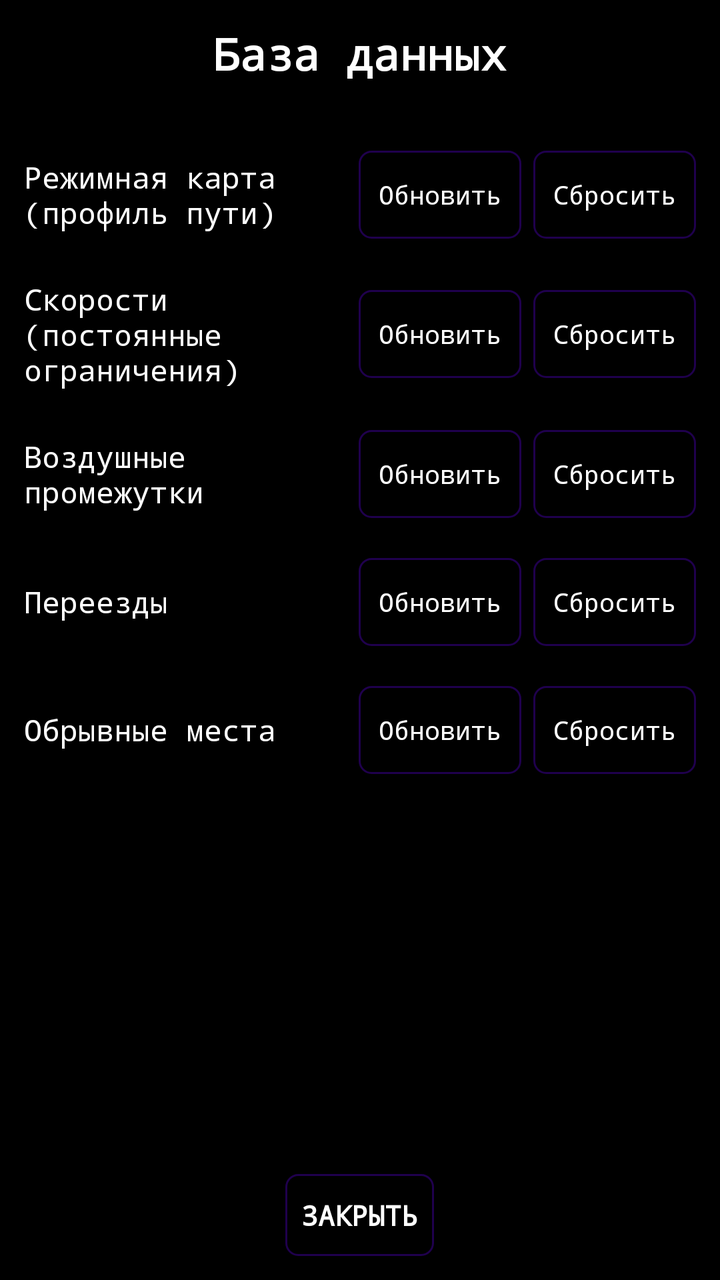
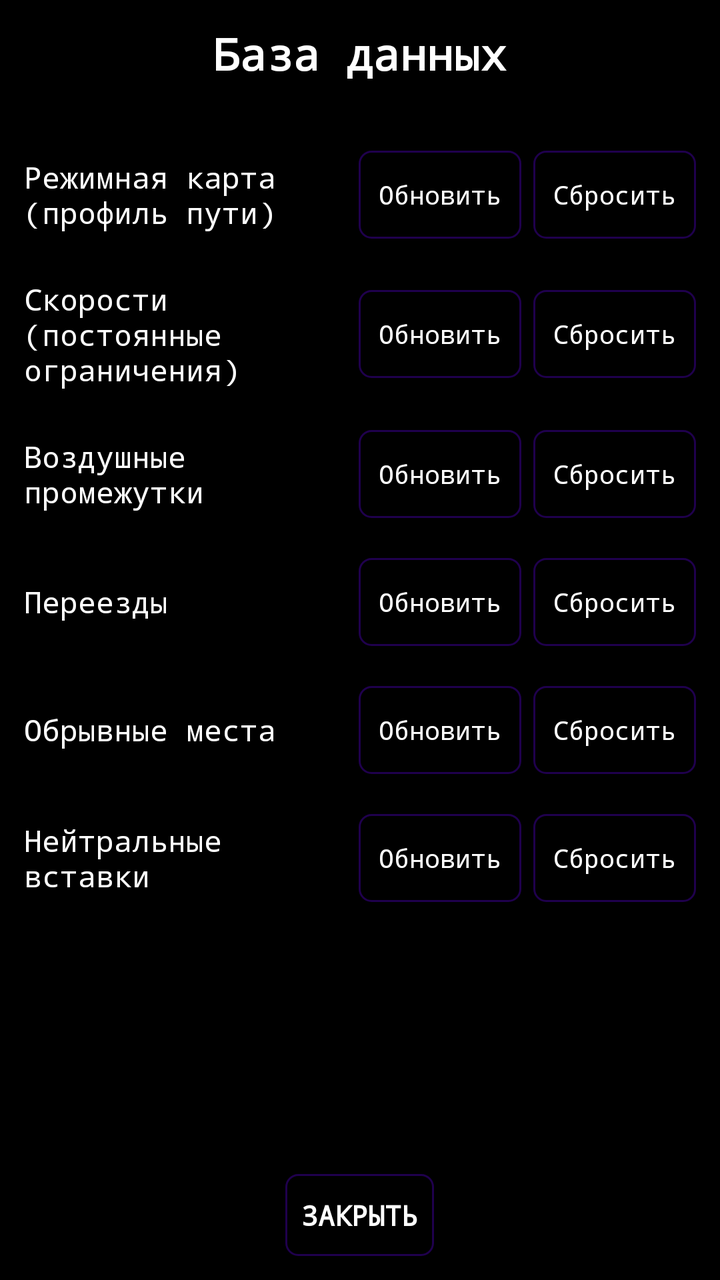

An Android layout rendered at two revisions. The XML below is the earlier revision; the diff shows what the commit changed to produce the second picture.
<!-- AndroidManifest.xml: application theme Theme.TrainDriverApp -->
<!-- res/layout/activity_database.xml -->
<?xml version="1.0" encoding="utf-8"?>
<LinearLayout xmlns:android="http://schemas.android.com/apk/res/android"
    android:layout_width="match_parent"
    android:layout_height="match_parent"
    android:background="#000000"
    android:orientation="vertical">

    <TextView
        android:layout_width="match_parent"
        android:layout_height="wrap_content"
        android:text="База данных"
        android:textColor="#FFFFFF"
        android:textStyle="bold"
        android:fontFamily="monospace"
        android:textSize="22sp"
        android:gravity="center"
        android:paddingTop="12dp"
        android:paddingBottom="12dp" />

    <ScrollView
        android:layout_width="match_parent"
        android:layout_height="0dp"
        android:layout_weight="1">

        <LinearLayout
            android:layout_width="match_parent"
            android:layout_height="wrap_content"
            android:orientation="vertical"
            android:padding="12dp">

            
            <LinearLayout style="@style/DatabaseRow">
                <TextView style="@style/DatabaseRowLabel" android:text="Режимная карта (профиль пути)" />
                <TextView android:id="@+id/reliefStatusText" style="@style/DatabaseRowStatus" />
                <Button android:id="@+id/reliefUpdateButton" style="@style/MenuButtonSmall" android:text="Обновить" />
                <Button android:id="@+id/reliefResetButton" style="@style/MenuButtonSmall" android:text="Сбросить" android:layout_marginStart="6dp" />
            </LinearLayout>

            
            <LinearLayout style="@style/DatabaseRow">
                <TextView style="@style/DatabaseRowLabel" android:text="Скорости (постоянные ограничения)" />
                <TextView android:id="@+id/speedStatusText" style="@style/DatabaseRowStatus" />
                <Button android:id="@+id/speedUpdateButton" style="@style/MenuButtonSmall" android:text="Обновить" />
                <Button android:id="@+id/speedResetButton" style="@style/MenuButtonSmall" android:text="Сбросить" android:layout_marginStart="6dp" />
            </LinearLayout>

            
            <LinearLayout style="@style/DatabaseRow">
                <TextView style="@style/DatabaseRowLabel" android:text="Воздушные промежутки" />
                <TextView android:id="@+id/airGapStatusText" style="@style/DatabaseRowStatus" />
                <Button android:id="@+id/airGapUpdateButton" style="@style/MenuButtonSmall" android:text="Обновить" />
                <Button android:id="@+id/airGapResetButton" style="@style/MenuButtonSmall" android:text="Сбросить" android:layout_marginStart="6dp" />
            </LinearLayout>

            
            <LinearLayout style="@style/DatabaseRow">
                <TextView style="@style/DatabaseRowLabel" android:text="Переезды" />
                <TextView android:id="@+id/crossingStatusText" style="@style/DatabaseRowStatus" />
                <Button android:id="@+id/crossingUpdateButton" style="@style/MenuButtonSmall" android:text="Обновить" />
                <Button android:id="@+id/crossingResetButton" style="@style/MenuButtonSmall" android:text="Сбросить" android:layout_marginStart="6dp" />
            </LinearLayout>

            
            <LinearLayout style="@style/DatabaseRow">
                <TextView style="@style/DatabaseRowLabel" android:text="Обрывные места" />
                <TextView android:id="@+id/washoutStatusText" style="@style/DatabaseRowStatus" />
                <Button android:id="@+id/washoutUpdateButton" style="@style/MenuButtonSmall" android:text="Обновить" />
                <Button android:id="@+id/washoutResetButton" style="@style/MenuButtonSmall" android:text="Сбросить" android:layout_marginStart="6dp" />
            </LinearLayout>

        </LinearLayout>
    </ScrollView>

    <Button
        android:id="@+id/databaseCloseButton"
        style="@style/HeaderToggleButton"
        android:layout_width="wrap_content"
        android:layout_height="wrap_content"
        android:layout_gravity="center"
        android:layout_margin="12dp"
        android:text="ЗАКРЫТЬ" />

</LinearLayout>
<!-- resources referenced by this layout -->
<resources>
  <style name="DatabaseRow">
          <item name="android:layout_width">match_parent</item>
          <item name="android:layout_height">wrap_content</item>
          <item name="android:orientation">horizontal</item>
          <item name="android:gravity">center_vertical</item>
          <item name="android:paddingTop">10dp</item>
          <item name="android:paddingBottom">10dp</item>
      </style>
  <style name="DatabaseRowLabel">
          <item name="android:layout_width">0dp</item>
          <item name="android:layout_height">wrap_content</item>
          <item name="android:layout_weight">1</item>
          <item name="android:textColor">#FFFFFF</item>
          <item name="android:fontFamily">monospace</item>
          <item name="android:textSize">15sp</item>
      </style>
  <style name="DatabaseRowStatus">
          <item name="android:layout_width">wrap_content</item>
          <item name="android:layout_height">wrap_content</item>
          <item name="android:fontFamily">monospace</item>
          <item name="android:textSize">12sp</item>
          <item name="android:layout_marginEnd">10dp</item>
      </style>
  <style name="HeaderToggleButton" parent="Widget.AppCompat.Button.Borderless">
          <item name="android:layout_width">wrap_content</item>
          <item name="android:layout_height">wrap_content</item>
          <item name="android:minWidth">0dp</item>
          <item name="android:minHeight">40dp</item>
          <item name="android:background">@drawable/bg_header_toggle</item>
          <item name="android:paddingStart">8dp</item>
          <item name="android:paddingEnd">8dp</item>
          <item name="android:paddingTop">5dp</item>
          <item name="android:paddingBottom">5dp</item>
          <item name="android:textColor">#FFFFFF</item>
          <item name="android:textStyle">bold</item>
          <item name="android:fontFamily">monospace</item>
          <item name="android:textSize">14sp</item>
          <item name="android:textAllCaps">false</item>
      </style>
  <style name="MenuButtonSmall" parent="Widget.AppCompat.Button.Borderless">
          <item name="android:layout_width">wrap_content</item>
          <item name="android:layout_height">44dp</item>
          <item name="android:minWidth">0dp</item>
          <item name="android:background">@drawable/bg_header_toggle</item>
          <item name="android:paddingStart">10dp</item>
          <item name="android:paddingEnd">10dp</item>
          <item name="android:textColor">#FFFFFF</item>
          <item name="android:fontFamily">monospace</item>
          <item name="android:textSize">13sp</item>
          <item name="android:textAllCaps">false</item>
      </style>
  <style name="Theme.TrainDriverApp" parent="Theme.MaterialComponents.DayNight.NoActionBar" />
  <!-- drawable bg_header_toggle (drawable) -->
  <?xml version="1.0" encoding="utf-8"?>
  <shape xmlns:android="http://schemas.android.com/apk/res/android" android:shape="rectangle">
      <corners android:radius="6dp" />
      <stroke android:width="1dp" android:color="#52FFFFFF" />
      <solid android:color="@android:color/transparent" />
  </shape>
</resources>

<!-- the commit's change to res/layout/activity_database.xml (unified diff, before → after) -->
@@ -68,6 +68,14 @@
                 <Button android:id="@+id/washoutResetButton" style="@style/MenuButtonSmall" android:text="Сбросить" android:layout_marginStart="6dp" />
             </LinearLayout>
 
+            
+            <LinearLayout style="@style/DatabaseRow">
+                <TextView style="@style/DatabaseRowLabel" android:text="Нейтральные вставки" />
+                <TextView android:id="@+id/neutralStatusText" style="@style/DatabaseRowStatus" />
+                <Button android:id="@+id/neutralUpdateButton" style="@style/MenuButtonSmall" android:text="Обновить" />
+                <Button android:id="@+id/neutralResetButton" style="@style/MenuButtonSmall" android:text="Сбросить" android:layout_marginStart="6dp" />
+            </LinearLayout>
+
         </LinearLayout>
     </ScrollView>
 
